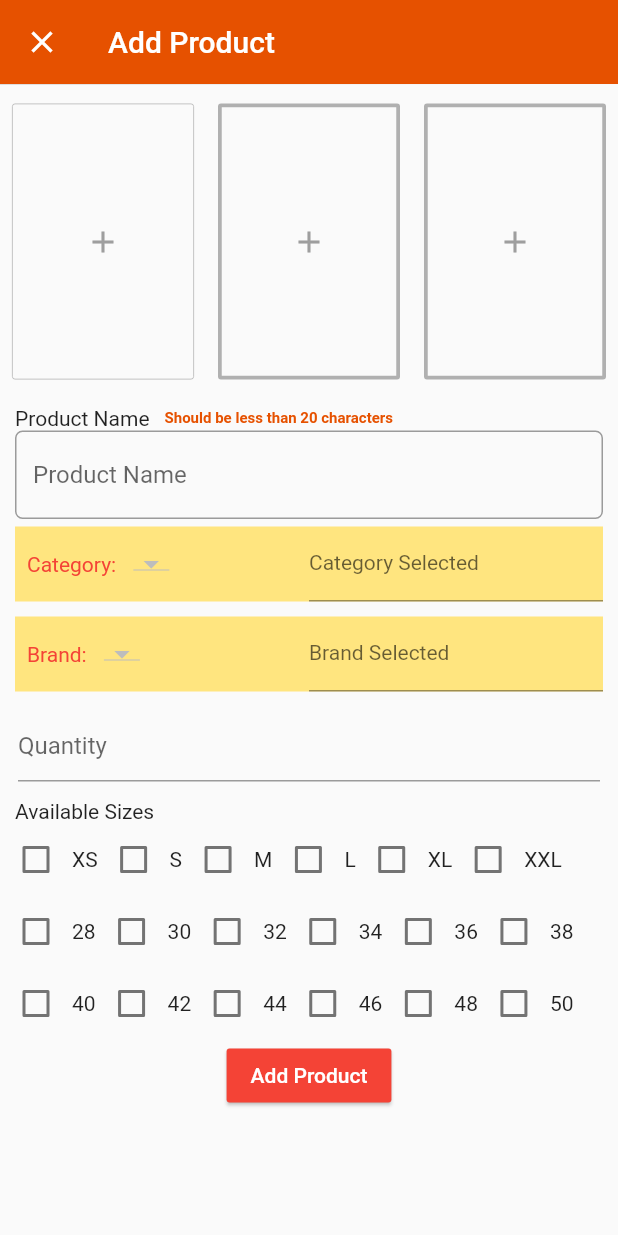
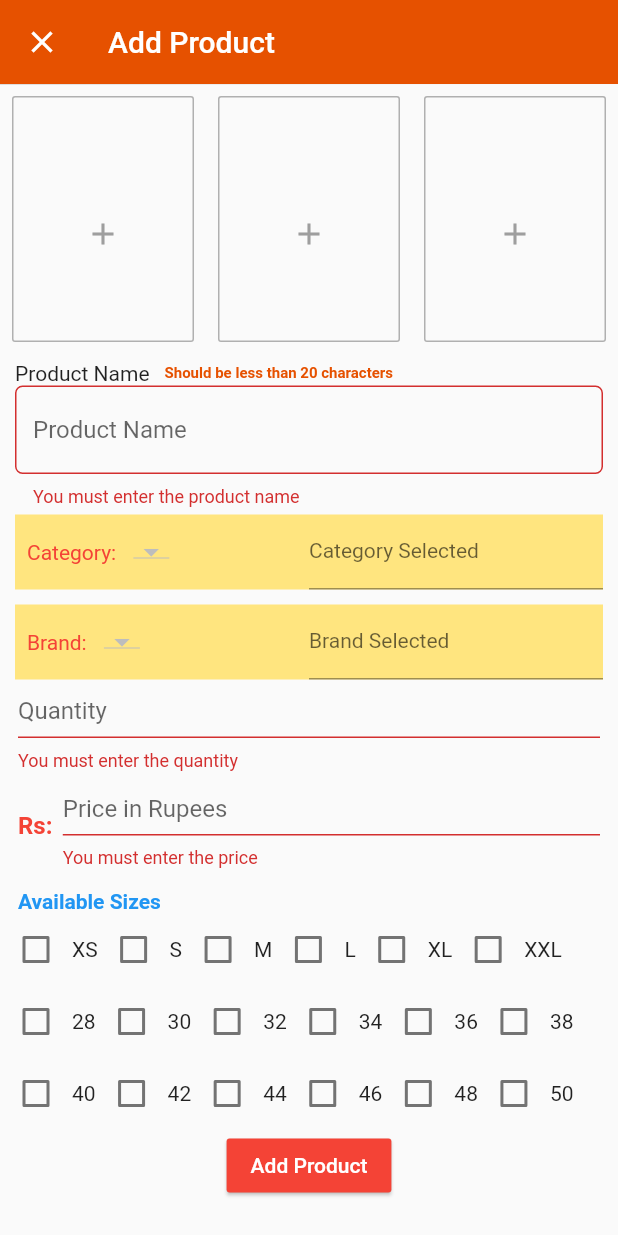
Before and after one commit to atm1504/atmmart-admin, a Flutter app: the AddProduct screen opened directly, after a tap on "Add Product", on a phone screen of 412 x 824 dp. Run offline on Flutter 3.47's test engine with Material 2 defaults, Android fonts, the phone set to English and light mode, and no system bars; drawn by our look-alikes of flutter_typeahead; our stand-ins replace cloud_firestore, firebase_storage, fluttertoast, image_picker, rflutter_alert; accounts and stored records are empty.

Commit message:
feat: Upload product

```diff
--- /dev/null
+++ b/lib/db/product.dart
@@ -0,0 +1,14 @@
+import 'package:atmmartadmin/utils/constants.dart';
+import 'package:atmmartadmin/utils/utils.dart';
+import 'package:cloud_firestore/cloud_firestore.dart';
+import 'dart:convert';
+
+class ProductService {
+  Firestore _firestore = Firestore.instance;
+
+  void uploadProduct(Map<String, dynamic> data) {
+    String prodId = getUuid();
+    data["id"] = prodId;
+    _firestore.collection(PRODUCTS).document(prodId).setData(data);
+  }
+}
--- a/lib/screens/add_product.dart
+++ b/lib/screens/add_product.dart
@@ -1,11 +1,13 @@
 import 'dart:io';
 import 'package:atmmartadmin/db/brand.dart';
 import 'package:atmmartadmin/db/category.dart';
+import 'package:atmmartadmin/db/product.dart';
 import 'package:atmmartadmin/screens/admin.dart';
 import 'package:atmmartadmin/utils/colors.dart';
 import 'package:atmmartadmin/utils/constants.dart';
 import 'package:atmmartadmin/utils/utils.dart';
 import 'package:cloud_firestore/cloud_firestore.dart';
+import 'package:firebase_storage/firebase_storage.dart';
 import 'package:flutter/material.dart';
 import 'package:image_picker/image_picker.dart';
 import 'dart:convert';
@@ -24,14 +26,17 @@ class _AddProductState extends State<AddProduct> {
   TextEditingController _categorySuggestionController = TextEditingController();
   TextEditingController _brandSuggestionController = TextEditingController();
   TextEditingController _quantityController = TextEditingController();
+  TextEditingController _priceController = TextEditingController();
 
   // Class initialization
   BrandService _brandService = BrandService();
   CategoryService _categoryService = CategoryService();
+  ProductService _productService = ProductService();
   ImagePicker _picker = ImagePicker();
 
   // Custom input validators
   bool isProductNameOk = true;
+  bool isLoading = false;
 
   // List of brands and categories
   List<DocumentSnapshot> brands = <DocumentSnapshot>[];
@@ -222,18 +227,60 @@ class _AddProductState extends State<AddProduct> {
     }
   }
 
-  void validateAndUpload() {
+  Future<void> validateAndUpload() async {
+    print("Validate form");
     if (_formKey.currentState.validate()) {
       if (_image1 != null && _image2 != null && _image3 != null) {
         if (selectedSizes.isNotEmpty) {
-          String imageUrl;
-          final String picture =
-              "${DateTime.now().millisecondsSinceEpoch.toString()}.jpg";
+          print("Inside");
+          // Downloadable image link
+          String imageUrl1;
+          String imageUrl2;
+          String imageUrl3;
+
+          // File name
+          final String pictureName1 =
+              "atm1${DateTime.now().millisecondsSinceEpoch.toString()}.jpg";
+          final String pictureName2 =
+              "atm2${DateTime.now().millisecondsSinceEpoch.toString()}.jpg";
+          final String pictureName3 =
+              "atm3${DateTime.now().millisecondsSinceEpoch.toString()}.jpg";
+
+          final FirebaseStorage storage = FirebaseStorage.instance;
+          StorageUploadTask task1 =
+              storage.ref().child(pictureName1).putFile(File(_image1.path));
+          StorageUploadTask task2 =
+              storage.ref().child(pictureName2).putFile(File(_image2.path));
+          StorageUploadTask task3 =
+              storage.ref().child(pictureName3).putFile(File(_image3.path));
+
+          StorageTaskSnapshot snapshot1 =
+              await task1.onComplete.then((value) => value);
+          StorageTaskSnapshot snapshot2 =
+              await task2.onComplete.then((value) => value);
+          task3.onComplete.then((snapshot3) async {
+            imageUrl1 = await snapshot1.ref.getDownloadURL();
+            imageUrl2 = await snapshot2.ref.getDownloadURL();
+            imageUrl3 = await snapshot3.ref.getDownloadURL();
+            List<String> imageList = [imageUrl1, imageUrl2, imageUrl3];
+
+            _productService.uploadProduct({
+              "name": _productNameController.text,
+              "price": double.parse(_priceController.text),
+              "sizes": selectedSizes,
+              "images": imageList,
+              "quantity": int.parse(_quantityController.text),
+              "brand": _currentBrand,
+              "category": _currentCategory
+            });
+          }).catchError((err) {
+            print(err);
+          });
         } else {
-          showWarningLongToast("Select atleast one size");
+          showLongWarningToast("Select at least one size!");
         }
       } else {
-        showWarningLongToast("Add all the three images");
+        showLongWarningToast("Add all the three images!");
       }
     }
   }
@@ -264,7 +311,7 @@ class _AddProductState extends State<AddProduct> {
         child: ListView(
           children: <Widget>[
             Container(
-              height: 210,
+              height: 180,
               child: Row(
                 crossAxisAlignment: CrossAxisAlignment.center,
                 mainAxisAlignment: MainAxisAlignment.center,
@@ -273,8 +320,8 @@ class _AddProductState extends State<AddProduct> {
                     child: Padding(
                       padding: const EdgeInsets.all(8),
                       child: OutlineButton(
-                        borderSide: BorderSide(
-                            color: grey.withOpacity(0.8), width: 0.5),
+                        borderSide:
+                            BorderSide(color: grey.withOpacity(0.8), width: 1),
                         onPressed: () {
 //                          _selectImage(1, "gallery");
                           _selectImageSource(1);
@@ -288,7 +335,7 @@ class _AddProductState extends State<AddProduct> {
                       padding: const EdgeInsets.all(8.0),
                       child: OutlineButton(
                           borderSide: BorderSide(
-                              color: grey.withOpacity(0.8), width: 2.5),
+                              color: grey.withOpacity(0.8), width: 1),
                           onPressed: () {
                             _selectImageSource(2);
                           },
@@ -300,7 +347,7 @@ class _AddProductState extends State<AddProduct> {
                       padding: const EdgeInsets.all(8.0),
                       child: OutlineButton(
                           borderSide: BorderSide(
-                              color: grey.withOpacity(0.8), width: 2.5),
+                              color: grey.withOpacity(0.8), width: 1),
                           onPressed: () {
                             _selectImageSource(3);
                           },
@@ -499,24 +546,64 @@ class _AddProductState extends State<AddProduct> {
                 ),
               ),
             ),
-            Padding(
-              padding: const EdgeInsets.all(12.0),
+            Container(
+              height: 65,
+              child: Padding(
+                padding: const EdgeInsets.fromLTRB(12, 4, 12, 4),
                 child: TextFormField(
                   controller: _quantityController,
                   keyboardType: TextInputType.number,
-                decoration: InputDecoration(
-                  hintText: 'Quantity',
-                ),
+                  decoration:
+                      InputDecoration(hintText: '5', labelText: "Quantity"),
                   validator: (value) {
                     if (value.isEmpty) {
-                    return 'You must enter the product name';
+                      return 'You must enter the quantity';
                     }
                   },
                 ),
               ),
+            ),
+            Container(
+              height: 65,
+              child: Padding(
+                padding: const EdgeInsets.fromLTRB(12, 4, 12, 4),
+                child: Row(
+                  children: <Widget>[
+                    Expanded(
+                      flex: 1,
+                      child: Text(
+                        "Rs: ",
+                        style: TextStyle(
+                            color: red,
+                            fontSize: 16,
+                            fontWeight: FontWeight.bold),
+                      ),
+                    ),
+                    Expanded(
+                      flex: 12,
+                      child: TextFormField(
+                        controller: _priceController,
+                        keyboardType: TextInputType.number,
+                        decoration: InputDecoration(
+                            hintText: '200', labelText: "Price in Rupees"),
+                        validator: (value) {
+                          if (value.isEmpty) {
+                            return 'You must enter the price';
+                          }
+                        },
+                      ),
+                    ),
+                  ],
+                ),
+              ),
+            ),
             Padding(
-              padding: const EdgeInsets.only(left: 10, right: 10),
-              child: Text('Available Sizes'),
+              padding: const EdgeInsets.only(left: 12, right: 12, top: 10),
+              child: Text(
+                'Available Sizes',
+                style: TextStyle(
+                    color: blue, fontWeight: FontWeight.bold, fontSize: 14),
+              ),
             ),
 
             Row(
@@ -611,7 +698,9 @@ class _AddProductState extends State<AddProduct> {
                 textColor: white,
                 child: Text("Add Product"),
                 elevation: 1,
-                onPressed: () {},
+                onPressed: () {
+                  validateAndUpload();
+                },
               ),
             )
           ],
--- a/lib/utils/constants.dart
+++ b/lib/utils/constants.dart
@@ -2,3 +2,4 @@ const String BRANDS = "brands";
 const String CATEGORIES = "categories";
 const String BRAND = "brand";
 const String CATEGORY = "category";
+const String PRODUCTS = "products";
```
Also changed, not shown: lib/screens/admin.dart (+4 -4 lines), lib/utils/utils.dart (+4 -4 lines), 1 other file. Lines whose indentation alone changed are shown as unchanged.
